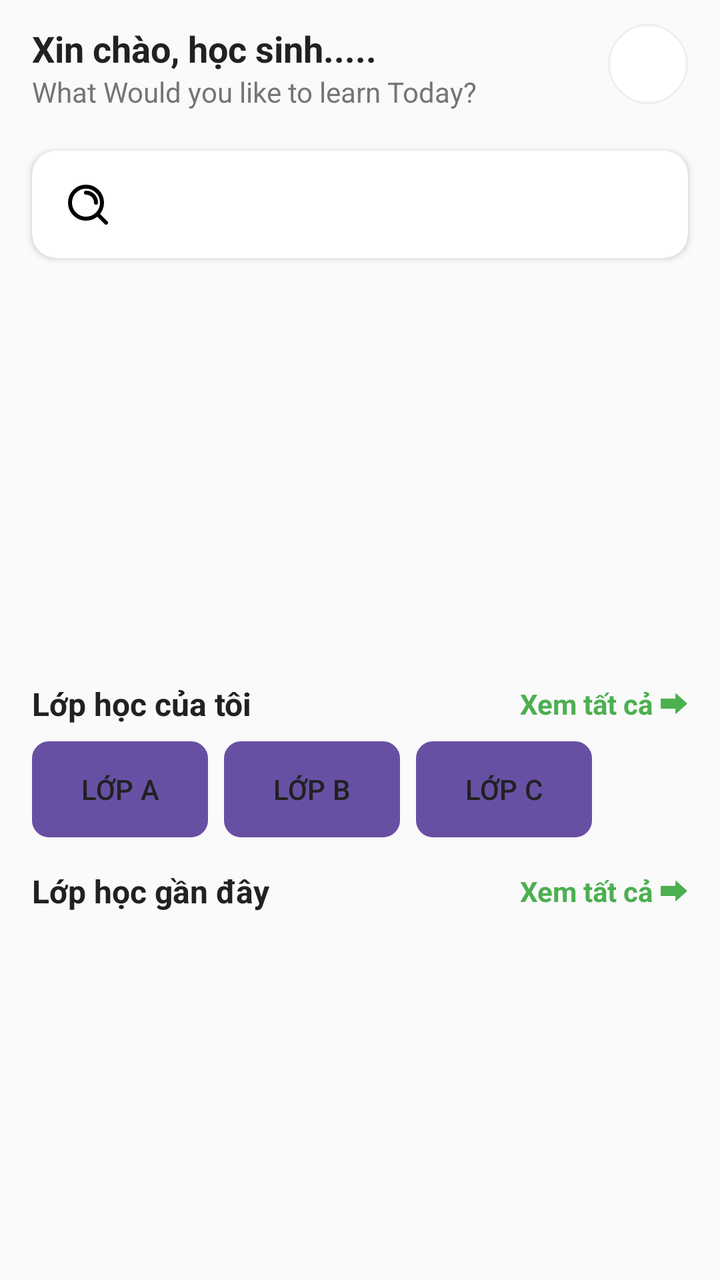
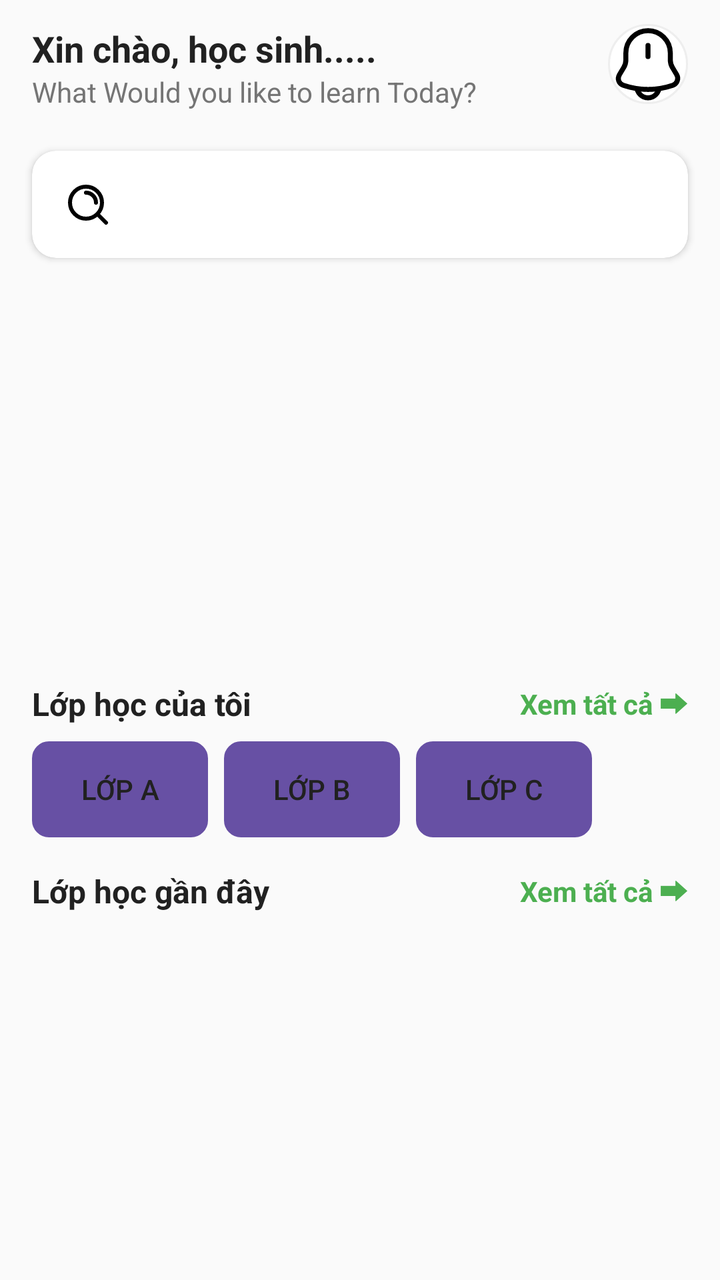

Screens rendered from an Android XML layout before and after an edit, with the pre-edit source and the edit as a unified diff.
<!-- AndroidManifest.xml: application theme Theme.Apphoctap -->
<!-- res/layout/fragment_dashboard_student.xml -->
<?xml version="1.0" encoding="utf-8"?>

<androidx.constraintlayout.widget.ConstraintLayout xmlns:android="http://schemas.android.com/apk/res/android"
    xmlns:app="http://schemas.android.com/apk/res-auto"
    xmlns:tools="http://schemas.android.com/tools"
    android:layout_width="match_parent"
    android:layout_height="match_parent"
    android:background="@color/background"
    tools:context=".view.student.ui.home.HomeFragment"
    >

    
    <androidx.constraintlayout.widget.ConstraintLayout
        android:id="@+id/topBar"
        android:layout_width="match_parent"
        android:layout_height="wrap_content"
        android:paddingHorizontal="16dp"
        android:paddingVertical="12dp"
        app:layout_constraintTop_toTopOf="parent">

        <TextView
            android:id="@+id/tvGreeting"
            android:layout_width="0dp"
            android:layout_height="wrap_content"
            android:text="Xin chào, học sinh....."
            android:textColor="@color/text_primary"
            android:textSize="18sp"
            android:textStyle="bold"
            app:layout_constraintEnd_toStartOf="@+id/btnNotification"
            app:layout_constraintStart_toStartOf="parent"
            app:layout_constraintTop_toTopOf="parent" />

        <TextView
            android:id="@+id/tvSubGreeting"
            android:layout_width="0dp"
            android:layout_height="wrap_content"
            android:text="What Would you like to learn Today?"
            android:textColor="@color/text_secondary"
            android:textSize="14sp"
            app:layout_constraintEnd_toStartOf="@+id/btnNotification"
            app:layout_constraintStart_toStartOf="parent"
            app:layout_constraintTop_toBottomOf="@+id/tvGreeting" />

        <ImageButton
            android:id="@+id/btnNotification"
            android:layout_width="40dp"
            android:layout_height="40dp"
            android:background="@drawable/circle_button_background"
            android:contentDescription="Notifications"
            android:src="@drawable/ic_notification"
            app:layout_constraintEnd_toEndOf="parent"
            app:layout_constraintTop_toTopOf="parent"
            app:tint="@color/primary" />

    </androidx.constraintlayout.widget.ConstraintLayout>

    
    <androidx.cardview.widget.CardView
        android:id="@+id/searchBar"
        android:layout_width="match_parent"
        android:layout_height="wrap_content"
        android:layout_marginHorizontal="16dp"
        android:layout_marginTop="8dp"
        app:cardCornerRadius="12dp"
        app:cardElevation="2dp"
        app:layout_constraintTop_toBottomOf="@id/topBar">

        <androidx.constraintlayout.widget.ConstraintLayout
            android:layout_width="match_parent"
            android:layout_height="wrap_content"
            android:padding="8dp">

            <ImageView
                android:id="@+id/ivSearch"
                android:layout_width="24dp"
                android:layout_height="24dp"
                android:layout_marginStart="8dp"
                android:src="@drawable/ic_search"
                app:layout_constraintBottom_toBottomOf="parent"
                app:layout_constraintStart_toStartOf="parent"
                app:layout_constraintTop_toTopOf="parent" />

            <EditText
                android:id="@+id/etSearch"
                android:layout_width="0dp"
                android:layout_height="wrap_content"
                android:layout_marginStart="8dp"
                android:background="@null"
                android:hint="Search for..."
                android:importantForAutofill="no"
                android:inputType="text"
                android:padding="8dp"
                android:textSize="16sp"
                app:layout_constraintBottom_toBottomOf="parent"
                app:layout_constraintEnd_toStartOf="parent"
                app:layout_constraintStart_toEndOf="@+id/ivSearch"
                app:layout_constraintTop_toTopOf="parent" />

        </androidx.constraintlayout.widget.ConstraintLayout>
    </androidx.cardview.widget.CardView>

    
    <androidx.viewpager2.widget.ViewPager2
        android:id="@+id/promotionSlider"
        android:layout_width="match_parent"
        android:layout_height="180dp"
        android:layout_marginHorizontal="16dp"
        android:layout_marginTop="16dp"
        app:layout_constraintTop_toBottomOf="@id/searchBar" />

    <com.google.android.material.tabs.TabLayout
        android:id="@+id/sliderIndicator"
        android:layout_width="wrap_content"
        android:layout_height="10dp"
        android:background="@android:color/transparent"
        app:tabBackground="@drawable/tab_selector"
        app:tabGravity="center"
        app:tabIndicatorHeight="0dp"
        app:tabMaxWidth="10dp"
        app:tabMinWidth="10dp"
        app:layout_constraintBottom_toBottomOf="@id/promotionSlider"
        app:layout_constraintEnd_toEndOf="parent"
        app:layout_constraintStart_toStartOf="parent" />

    <androidx.constraintlayout.widget.ConstraintLayout
        android:id="@+id/myClassesSection"
        android:layout_width="match_parent"
        android:layout_height="wrap_content"
        android:layout_marginTop="16dp"
        android:paddingHorizontal="16dp"
        app:layout_constraintTop_toBottomOf="@id/promotionSlider">

        <TextView
            android:id="@+id/tvMyClasses"
            android:layout_width="wrap_content"
            android:layout_height="wrap_content"
            android:text="Lớp học của tôi"
            android:textColor="@color/text_primary"
            android:textSize="16sp"
            android:textStyle="bold"
            app:layout_constraintStart_toStartOf="parent"
            app:layout_constraintTop_toTopOf="parent" />

        <TextView
            android:id="@+id/tvSeeAll"
            android:layout_width="wrap_content"
            android:layout_height="wrap_content"
            android:text="Xem tất cả ⮕"
            android:textColor="@color/primary"
            android:textSize="14sp"
            android:textStyle="bold"
            app:layout_constraintEnd_toEndOf="parent"
            app:layout_constraintTop_toTopOf="parent" />

        <HorizontalScrollView
            android:id="@+id/myClassesScroll"
            android:layout_width="match_parent"
            android:layout_height="wrap_content"
            android:layout_marginTop="8dp"
            android:scrollbars="none"
            app:layout_constraintTop_toBottomOf="@id/tvMyClasses">

            <LinearLayout
                android:layout_width="wrap_content"
                android:layout_height="wrap_content"
                android:orientation="horizontal">

                <Button
                    android:id="@+id/btnClassA"
                    android:layout_width="wrap_content"
                    android:layout_height="wrap_content"
                    android:layout_marginEnd="8dp"
                    android:background="@drawable/button_outline_background"
                    android:text="LỚP A"
                    android:textColor="@color/text_primary" />

                <Button
                    android:id="@+id/btnClassB"
                    android:layout_width="wrap_content"
                    android:layout_height="wrap_content"
                    android:layout_marginEnd="8dp"
                    android:background="@drawable/button_outline_background"
                    android:text="LỚP B"
                    android:textColor="@color/text_primary" />

                <Button
                    android:id="@+id/btnClassC"
                    android:layout_width="wrap_content"
                    android:layout_height="wrap_content"
                    android:background="@drawable/button_outline_background"
                    android:text="LỚP C"
                    android:textColor="@color/text_primary" />

            </LinearLayout>
        </HorizontalScrollView>

    </androidx.constraintlayout.widget.ConstraintLayout>

    
    <androidx.constraintlayout.widget.ConstraintLayout
        android:id="@+id/nearbyClassesSection"
        android:layout_width="match_parent"
        android:layout_height="wrap_content"
        android:layout_marginTop="16dp"
        android:paddingHorizontal="16dp"
        app:layout_constraintTop_toBottomOf="@id/myClassesSection">

        <TextView
            android:id="@+id/tvNearbyClasses"
            android:layout_width="wrap_content"
            android:layout_height="wrap_content"
            android:text="Lớp học gần đây"
            android:textColor="@color/text_primary"
            android:textSize="16sp"
            android:textStyle="bold"
            app:layout_constraintStart_toStartOf="parent"
            app:layout_constraintTop_toTopOf="parent" />

        <TextView
            android:id="@+id/tvSeeAllNearby"
            android:layout_width="wrap_content"
            android:layout_height="wrap_content"
            android:text="Xem tất cả ⮕"
            android:textColor="@color/primary"
            android:textSize="14sp"
            android:textStyle="bold"
            app:layout_constraintEnd_toEndOf="parent"
            app:layout_constraintTop_toTopOf="parent" />

        <androidx.recyclerview.widget.RecyclerView
            android:id="@+id/rvNearbyClasses"
            android:layout_width="match_parent"
            android:layout_height="wrap_content"
            android:layout_marginTop="12dp"
            android:orientation="horizontal"
            app:layoutManager="androidx.recyclerview.widget.LinearLayoutManager"
            app:layout_constraintTop_toBottomOf="@+id/tvNearbyClasses"
            tools:layout_editor_absoluteX="16dp"
            tools:listitem="@layout/item_class" />
    </androidx.constraintlayout.widget.ConstraintLayout>


</androidx.constraintlayout.widget.ConstraintLayout>
<!-- res/layout/item_class.xml (included above) -->
<?xml version="1.0" encoding="utf-8"?>

<androidx.cardview.widget.CardView xmlns:android="http://schemas.android.com/apk/res/android"
    xmlns:app="http://schemas.android.com/apk/res-auto"
    android:layout_width="220dp"
    android:layout_height="wrap_content"
    android:layout_margin="8dp"
    app:cardCornerRadius="12dp"
    app:cardElevation="2dp">

    <LinearLayout
        android:layout_width="match_parent"
        android:layout_height="wrap_content"
        android:orientation="vertical">

        <ImageView
            android:id="@+id/ivClassImage"
            android:layout_width="match_parent"
            android:layout_height="120dp"
            android:scaleType="centerCrop"
            />

        <LinearLayout
            android:layout_width="match_parent"
            android:layout_height="wrap_content"
            android:orientation="vertical"
            android:padding="12dp">

            <TextView
                android:id="@+id/tvClassCategory"
                android:layout_width="wrap_content"
                android:layout_height="wrap_content"
                android:text="MOTA"
                android:textColor="@color/accent"
                android:textSize="12sp"
                android:textStyle="bold" />

            <TextView
                android:id="@+id/tvClassName"
                android:layout_width="match_parent"
                android:layout_height="wrap_content"
                android:layout_marginTop="4dp"
                android:text="LỚP A"
                android:textColor="@color/text_primary"
                android:textSize="16sp"
                android:textStyle="bold" />

            <LinearLayout
                android:layout_width="match_parent"
                android:layout_height="wrap_content"
                android:layout_marginTop="8dp"
                android:orientation="horizontal">

                <TextView
                    android:id="@+id/tvClassPrice"
                    android:layout_width="wrap_content"
                    android:layout_height="wrap_content"
                    android:text="$99"
                    android:textColor="@color/text_primary"
                    android:textSize="16sp"
                    android:textStyle="bold" />

                <View
                    android:layout_width="1dp"
                    android:layout_height="match_parent"
                    android:layout_marginHorizontal="8dp"
                    android:background="@color/divider" />

                <ImageView
                    android:layout_width="16dp"
                    android:layout_height="16dp"
                    android:layout_gravity="center_vertical"
                    app:tint="@color/yellow" />

                <TextView
                    android:id="@+id/tvClassRating"
                    android:layout_width="wrap_content"
                    android:layout_height="wrap_content"
                    android:layout_marginStart="4dp"
                    android:text="4.2"
                    android:textColor="@color/text_primary"
                    android:textSize="14sp" />

                <View
                    android:layout_width="1dp"
                    android:layout_height="match_parent"
                    android:layout_marginHorizontal="8dp"
                    android:background="@color/divider" />

                <TextView
                    android:id="@+id/tvClassStudents"
                    android:layout_width="wrap_content"
                    android:layout_height="wrap_content"
                    android:text="7830 Std"
                    android:textColor="@color/text_secondary"
                    android:textSize="12sp" />

            </LinearLayout>
        </LinearLayout>
    </LinearLayout>
</androidx.cardview.widget.CardView>
<!-- resources referenced by this layout -->
<resources>
  <color name="accent">#8BC34A</color>
  <color name="background">#FAFAFA</color>
  <color name="divider">#EEEEEE</color>
  <color name="primary">#4CAF50</color>
  <color name="text_primary">#212121</color>
  <color name="text_secondary">#757575</color>
  <color name="yellow">#FFC107</color>
  <!-- drawable button_outline_background (drawable) -->
  <shape xmlns:android="http://schemas.android.com/apk/res/android">
      <corners android:radius="8dp" />
      <stroke
          android:width="1dp"
          android:color="@color/divider" />
  </shape>
  <!-- drawable circle_button_background (drawable) -->
  <shape xmlns:android="http://schemas.android.com/apk/res/android"
      android:shape="oval">
      <stroke
          android:width="1dp"
          android:color="@color/divider" />
      <solid android:color="@android:color/white" />
  </shape>
  <!-- drawable ic_notification (drawable) -->
  <vector xmlns:android="http://schemas.android.com/apk/res/android"
      android:width="800dp"
      android:height="800dp"
      android:viewportWidth="24"
      android:viewportHeight="24">
    <path
        android:pathData="M12,6.44V9.77"
        android:strokeWidth="1.5"
        android:fillColor="#00000000"
        android:strokeColor="#292D32"
        android:strokeLineCap="round"/>
    <path
        android:pathData="M12.02,2C8.34,2 5.36,4.98 5.36,8.66V10.76C5.36,11.44 5.08,12.46 4.73,13.04L3.46,15.16C2.68,16.47 3.22,17.93 4.66,18.41C9.44,20 14.61,20 19.39,18.41C20.74,17.96 21.32,16.38 20.59,15.16L19.32,13.04C18.97,12.46 18.69,11.43 18.69,10.76V8.66C18.68,5 15.68,2 12.02,2Z"
        android:strokeWidth="1.5"
        android:fillColor="#00000000"
        android:strokeColor="#292D32"
        android:strokeLineCap="round"/>
    <path
        android:pathData="M15.33,18.82C15.33,20.65 13.83,22.15 12,22.15C11.09,22.15 10.25,21.77 9.65,21.17C9.05,20.57 8.67,19.73 8.67,18.82"
        android:strokeWidth="1.5"
        android:fillColor="#00000000"
        android:strokeColor="#292D32"/>
  </vector>
  <!-- drawable ic_search (drawable) -->
  <vector xmlns:android="http://schemas.android.com/apk/res/android"
      android:width="800dp"
      android:height="800dp"
      android:viewportWidth="24"
      android:viewportHeight="24">
    <path
        android:pathData="M11,6C13.761,6 16,8.239 16,11M16.659,16.655L21,21M19,11C19,15.418 15.418,19 11,19C6.582,19 3,15.418 3,11C3,6.582 6.582,3 11,3C15.418,3 19,6.582 19,11Z"
        android:strokeLineJoin="round"
        android:strokeWidth="2"
        android:fillColor="#00000000"
        android:strokeColor="#000000"
        android:strokeLineCap="round"/>
  </vector>
  <!-- drawable tab_selector (drawable) -->
  <?xml version="1.0" encoding="utf-8"?>
  
  <selector xmlns:android="http://schemas.android.com/apk/res/android">
      <item android:drawable="@drawable/tab_indicator_selected" android:state_selected="true" />
      <item android:drawable="@drawable/tab_indicator_default" />
  </selector>
  <style name="Theme.Apphoctap" parent="Base.Theme.Apphoctap" />
  <!-- drawable tab_indicator_selected (drawable) -->
  <?xml version="1.0" encoding="utf-8"?>
  
  <shape xmlns:android="http://schemas.android.com/apk/res/android"
      android:shape="oval">
      <solid android:color="@color/primary" />
      <size android:width="8dp" android:height="8dp" />
  </shape>
  <!-- drawable tab_indicator_default (drawable) -->
  <shape xmlns:android="http://schemas.android.com/apk/res/android"
      android:shape="oval">
      <solid android:color="@color/divider" />
      <size android:width="8dp" android:height="8dp" />
  </shape>
  <style name="Base.Theme.Apphoctap" parent="Theme.Material3.DayNight.NoActionBar">
          
          
      </style>
</resources>

<!-- the commit's change to res/layout/fragment_dashboard_student.xml (unified diff, before → after) -->
@@ -50,7 +50,8 @@
             android:src="@drawable/ic_notification"
             app:layout_constraintEnd_toEndOf="parent"
             app:layout_constraintTop_toTopOf="parent"
-            app:tint="@color/primary" />
+            app:tint="@color/black"
+            tools:ignore="TouchTargetSizeCheck" />
 
     </androidx.constraintlayout.widget.ConstraintLayout>
 
<!-- resource entries referenced after the edit -->
@@ -2,6 +2,7 @@
 <resources>
   <color name="accent">#8BC34A</color>
   <color name="background">#FAFAFA</color>
+  <color name="black">#000000</color>
   <color name="divider">#EEEEEE</color>
   <color name="primary">#4CAF50</color>
   <color name="text_primary">#212121</color>
@@ -24,8 +25,8 @@
   </shape>
   <!-- drawable ic_notification (drawable) -->
   <vector xmlns:android="http://schemas.android.com/apk/res/android"
-      android:width="800dp"
-      android:height="800dp"
+      android:width="40dp"
+      android:height="40dp"
       android:viewportWidth="24"
       android:viewportHeight="24">
     <path
@@ -48,8 +49,8 @@
   </vector>
   <!-- drawable ic_search (drawable) -->
   <vector xmlns:android="http://schemas.android.com/apk/res/android"
-      android:width="800dp"
-      android:height="800dp"
+      android:width="40dp"
+      android:height="40dp"
       android:viewportWidth="24"
       android:viewportHeight="24">
     <path
